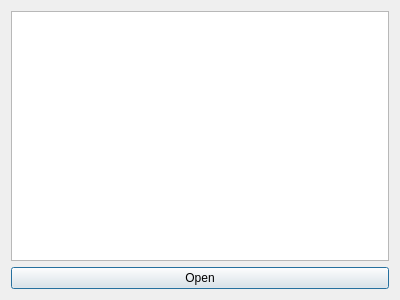
Qt form dialog.ui (arturkwiek/QTrayCamera) before a commit.
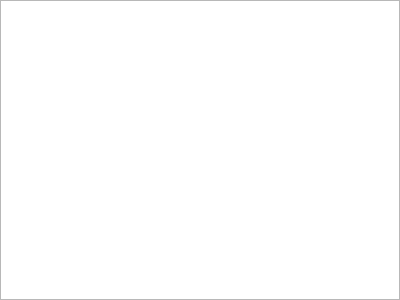
The same form after that commit.

```diff
--- a/dialog.ui
+++ b/dialog.ui
@@ -20,16 +20,24 @@
    <string>Dialog</string>
   </property>
   <layout class="QGridLayout" name="gridLayout">
+   <property name="leftMargin">
+    <number>0</number>
+   </property>
+   <property name="topMargin">
+    <number>0</number>
+   </property>
+   <property name="rightMargin">
+    <number>0</number>
+   </property>
+   <property name="bottomMargin">
+    <number>0</number>
+   </property>
+   <property name="spacing">
+    <number>0</number>
+   </property>
    <item row="0" column="1">
     <widget class="QGraphicsView" name="gvVideo"/>
    </item>
-   <item row="1" column="1">
-    <widget class="QPushButton" name="pushButton">
-     <property name="text">
-      <string>Open</string>
-     </property>
-    </widget>
-   </item>
   </layout>
  </widget>
  <resources/>
```
